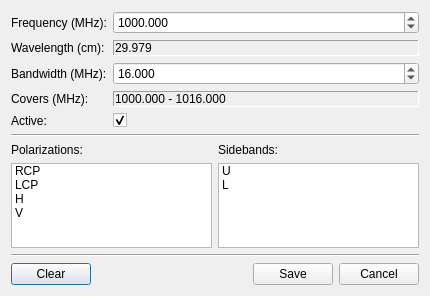
First picture: the form in pastrocore/gui_pyside/dialog_editor_if.ui, repository Torward1024/pAstroCORE, before the edit.
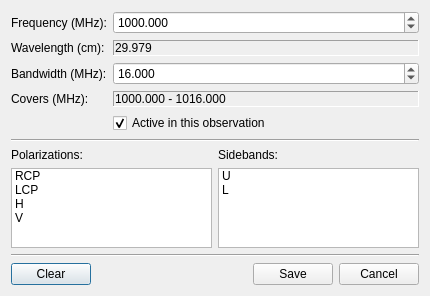
Second picture: the form after the edit. Icons and pictures are not drawn.

Commit message:
21.09.2026 -- U1, part 4: the editors, and a column hiding its head.
The telescope editor was fourteen rows in one column and taller than a laptop
screen. It is four groups now -- what it is, where it stands, the dish, where
it can point -- with the coordinates and the velocities side by side.

Two mistakes found while moving the fields: the velocities were labelled m/s
and the model holds metres per year, and the scan editor's OK button was
spelled with a Cyrillic O and K.

1298 green.

```diff
--- a/pastrocore/gui_pyside/dialog_editor_if.ui
+++ b/pastrocore/gui_pyside/dialog_editor_if.ui
@@ -127,15 +127,11 @@
        </property>
       </widget>
      </item>
-     <item row="4" column="0">
-      <widget class="QLabel" name="labelIsActive">
-       <property name="text">
-        <string>Active:</string>
-       </property>
-      </widget>
-     </item>
      <item row="4" column="1">
       <widget class="QCheckBox" name="isActiveCheckBox">
+       <property name="text">
+        <string>Active in this observation</string>
+       </property>
        <property name="checked">
         <bool>true</bool>
        </property>
@@ -157,7 +153,7 @@
        <item>
         <widget class="QLabel" name="labelPolarizations">
          <property name="text">
-          <string>&lt;html&gt;&lt;head/&gt;&lt;body&gt;&lt;p&gt;Polarizations:&lt;/p&gt;&lt;/body&gt;&lt;/html&gt;</string>
+          <string>Polarizations:</string>
          </property>
         </widget>
        </item>
@@ -198,7 +194,7 @@
        <item>
         <widget class="QLabel" name="labelSidebands">
          <property name="text">
-          <string>&lt;html&gt;&lt;head/&gt;&lt;body&gt;&lt;p&gt;Sidebands:&lt;/p&gt;&lt;/body&gt;&lt;/html&gt;</string>
+          <string>Sidebands:</string>
          </property>
         </widget>
        </item>
```
Left out of the diff: 3 changed lines with no effect on the pictures. The commit also changes 32 other files.
